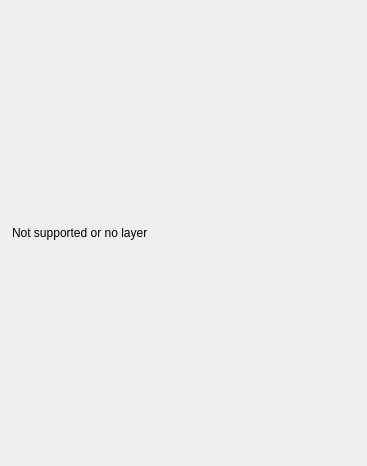
This is src/ui/qgsmapstylingwidgetbase.ui in carsmie/QGIS as Qt 5 draws it before an edit. The edited form follows.
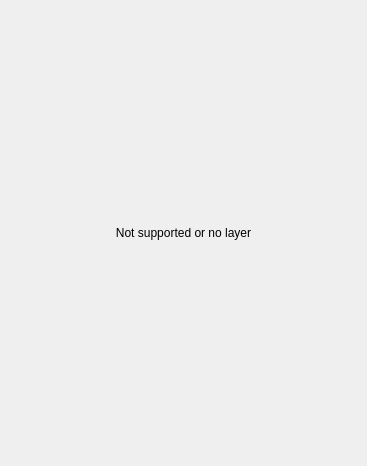
This is the edited form. The open tabs and pages were chosen to show the change. Icons and pictures are not drawn. Custom widgets are drawn as their Qt base class.

Commit message: [ui] Harmonize the style dock warning label alignment by centering it

The edit to the form file:
```diff
--- a/src/ui/qgsmapstylingwidgetbase.ui
+++ b/src/ui/qgsmapstylingwidgetbase.ui
@@ -35,6 +35,9 @@
       <layout class="QGridLayout" name="gridLayout_3">
        <item row="0" column="0">
         <widget class="QLabel" name="label_2">
+         <property name="alignment">
+          <set>Qt::AlignCenter</set>
+         </property>
          <property name="text">
           <string>Not supported or no layer</string>
          </property>
```
